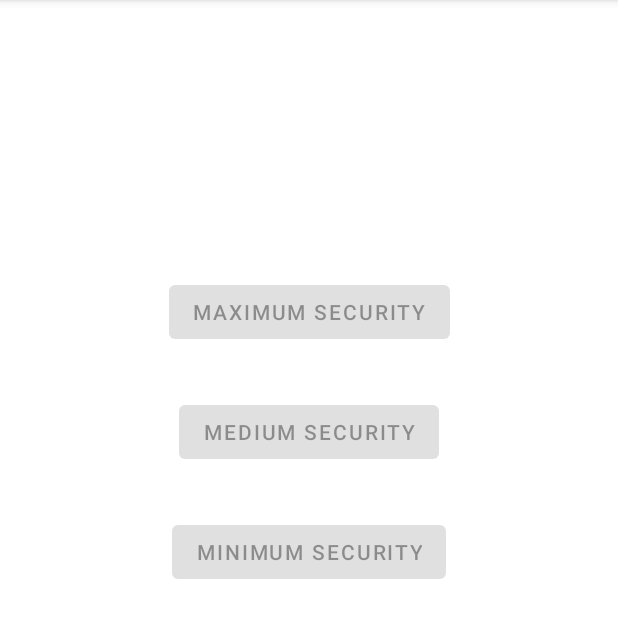
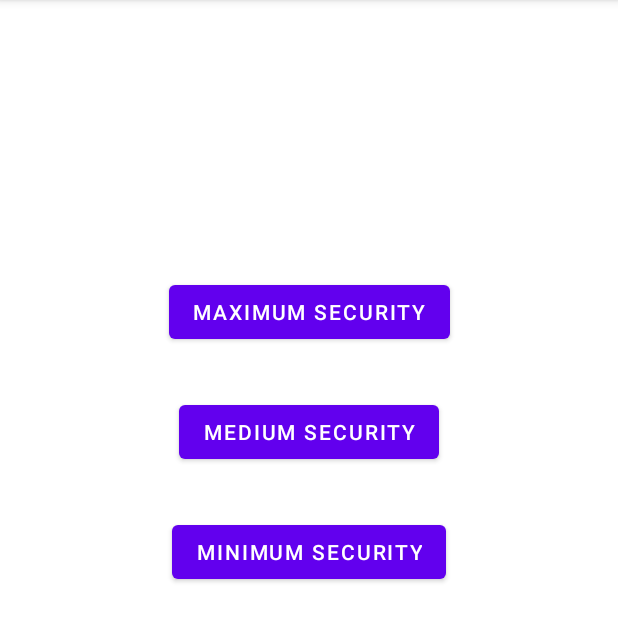
Before and after one commit to hans-arn/SYM_Labo3, an Android app: the NfcSecurity screen opened directly, with no data from a screen before it, on a phone screen of 412 x 824 dp, the part 84-726 px from its top. Run offline under Robolectric (Android 15) with nearby library versions, the phone set to English and light mode, and no system bars; 2 statements that could not run were skipped.

Commit message:
modif nfc

```diff
--- a/app/src/main/java/com/example/labo03/Nfc/Nfcbases.kt
+++ b/app/src/main/java/com/example/labo03/Nfc/Nfcbases.kt
@@ -11,6 +11,7 @@ import androidx.appcompat.app.AppCompatActivity
 import java.io.UnsupportedEncodingException
 import java.util.*
 import kotlin.experimental.and
+import kotlin.properties.Delegates
 
 /**
  * Classe de base pour l'inscription et désinscription aux event NFC selon les codes donnés dans la
@@ -21,6 +22,7 @@ open class Nfcbases : AppCompatActivity() {
     lateinit var mNfcAdapter: NfcAdapter
     // pour savoir si le tag a été scanné
     var isTagScanned = false
+    var lastScan by Delegates.notNull<Long>()
 
     /**
      * donné dans la donnée
--- a/app/src/main/java/com/example/labo03/NfcReader.kt
+++ b/app/src/main/java/com/example/labo03/NfcReader.kt
@@ -10,6 +10,7 @@ import android.widget.Button
 import android.widget.EditText
 import android.widget.TextView
 import com.example.labo03.Nfc.Nfcbases
+import java.util.*
 
 class NfcReader : Nfcbases() {
     private lateinit var mTextView      : TextView
@@ -39,13 +40,14 @@ class NfcReader : Nfcbases() {
 
         // test si le NFC est activé ou non
         if (!mNfcAdapter.isEnabled) {
-            mTextView.setText("NFC is disabled.")
+            mTextView.text = "NFC is disabled."
         }
 
         // si l'utilisateur clique sur le bouton et que le tag a été scanné on passe à la prochaine activité
         mButton.setOnClickListener {
             if (credentials.contains(Pair(email.text.toString(), password.text.toString())) and isTagScanned) {
                 intent = Intent(this, NfcSecurity::class.java)
+                intent.putExtra("scan", lastScan)
                 startActivity(intent)
             }
         }
@@ -62,6 +64,7 @@ class NfcReader : Nfcbases() {
                 mButton.setBackgroundColor(Color.GREEN);
                 // active le bouton
                 mButton.isEnabled = true
+                lastScan = Calendar.getInstance().getTime().time
             }
         };
     }
--- a/app/src/main/java/com/example/labo03/NfcSecurity.kt
+++ b/app/src/main/java/com/example/labo03/NfcSecurity.kt
@@ -5,18 +5,15 @@ import android.content.Context
 import android.content.Intent
 import android.nfc.NfcManager
 import android.os.Bundle
-import android.os.CountDownTimer
 import android.widget.Button
-import android.widget.TextView
 import android.widget.Toast
 import com.example.labo03.Nfc.Nfcbases
+import java.util.*
 
 class NfcSecurity : Nfcbases()  {
     private lateinit var maxSec : Button
     private lateinit var medSec : Button
     private lateinit var minSec : Button
-    private lateinit var text   : TextView
-    private lateinit var timer  : CountDownTimer
 
     override fun onCreate(savedInstanceState: Bundle?) {
         // initialisation de l'activité
@@ -25,54 +22,37 @@ class NfcSecurity : Nfcbases()  {
         maxSec = findViewById(R.id.MaxSecurity)
         medSec = findViewById(R.id.MediumSecurity)
         minSec = findViewById(R.id.MinSecurity)
-        text = findViewById(R.id.chrono)
+        // on récupère la date du dernier scan de l'application login, par défaut on prend le temps
+        // actuel
+        lastScan = intent.getLongExtra("scan", Calendar.getInstance().getTime().time)
 
         // recupère le contexte nfc du système
-        var manager = this.getSystemService(Context.NFC_SERVICE) as NfcManager
+        val manager = this.getSystemService(Context.NFC_SERVICE) as NfcManager
         mNfcAdapter = manager.defaultAdapter
 
         // on prépare déjà la déconnexion en cas de fin du compteur
         intent = Intent(this, NfcReader::class.java)
 
-        // débute avec un haut niveau de sécurité et on initialise le compteur à 10 secondes
-        setCountDown(10)
-
         // niveau de sécurité élévé 10 secondes
+        // si l'exigence n'est pas remplie on renvoie au login
         maxSec.setOnClickListener{
-            if(isTagScanned){
-                timer.cancel()
-                setCountDown(10)
-                resetPermission()
-            }
+            if(!isAllowed(10))
+                startActivity(intent)
         }
 
         // niveau de sécurité medium 5 secondes
+        // si plus accès on désactive le bouton
         medSec.setOnClickListener {
-            if(isTagScanned){
-                timer.cancel()
-                setCountDown(5)
-                resetPermission()
-            }
+            if(!isAllowed(5))
+                medSec.isEnabled = false
         }
 
         // niveau de sécurité faible 2 secondes
+        // si plus accès on désactive le bouton
         minSec.setOnClickListener {
-            if(isTagScanned){
-                timer.cancel()
-                setCountDown(2)
-                resetPermission()
-            }
+            if(!isAllowed(2))
+                minSec.isEnabled = false
         }
-    }
-
-    /**
-     * désactive les boutons et indique qu'on doit rescanner le tag
-     */
-    private fun resetPermission(){
-        isTagScanned = false
-        maxSec.isEnabled = false
-        medSec.isEnabled = false
-        minSec.isEnabled = false
     }
 
     @SuppressLint("SetTextI18n")
@@ -80,38 +60,31 @@ class NfcSecurity : Nfcbases()  {
         super.onNewIntent(intent)
         if (intent != null) {
             val result = handleIntent(intent)
-            if (result.equals( "test")) {
-                isTagScanned = true
-                // on active tous les boutons si le tag est scanné
+            if (result.equals("test")) {
+                // on active tous les boutons si le tag est scanné et on stocke le temps
+                lastScan = Calendar.getInstance().getTime().time
+                minSec.isEnabled = true
                 maxSec.isEnabled = true
                 medSec.isEnabled = true
-                minSec.isEnabled = true
             }
         };
     }
 
     /**
-     * Prend un temps en paramètre (en secondes)
-     * actualise le timer toutes les secondes
-     * à la fin change d'activité avec l'intent déclaré plus haut
+     * test si le dernier scan a eut lieu après le temps passer en paramètre
+     * si le temps est plus  vieux, on retourne true
      */
-    private fun setCountDown(timeInSecond : Int){
-        var initialTimer = timeInSecond
-        timer = object: CountDownTimer((timeInSecond * 1000).toLong(), 1000) {
-            // actualise le timer toutes les secondes
-            override fun onTick(millisUntilFinished: Long) {
-                text.setText("Il reste $initialTimer secondes")
-                initialTimer -= 1
-            }
-
-            // quand le timer est terminé, on repasse à la page de login
-            // et on affiche un toast de déconnexion
-            override fun onFinish() {
-                Toast.makeText(applicationContext, "déconnexion",
-                        Toast.LENGTH_LONG).show();
-                startActivity(intent)
-            }
+    private fun isAllowed(limitTime: Int): Boolean{
+        val currentTime : Long = Calendar.getInstance().getTime().time
+        val timeInSecond = (currentTime - lastScan)/1000
+        if ( timeInSecond < limitTime){
+            lastScan = currentTime
+            Toast.makeText(applicationContext, "Vous pouvez accéder à ce niveau de sécurité",
+                    Toast.LENGTH_LONG).show();
+        }else{
+            Toast.makeText(applicationContext, "Pas d'accès, dernier scan il y a $timeInSecond sec",
+                    Toast.LENGTH_LONG).show();
         }
-        timer.start()
+        return timeInSecond < limitTime
     }
 }
--- a/app/src/main/res/layout/activity_nfc_security.xml
+++ b/app/src/main/res/layout/activity_nfc_security.xml
@@ -14,7 +14,6 @@
         android:layout_marginStart="48dp"
         android:layout_marginTop="50dp"
         android:layout_marginEnd="48dp"
-        android:enabled="false"
         android:text="@string/maximum_security"
         app:layout_constraintBottom_toBottomOf="parent"
         app:layout_constraintEnd_toEndOf="parent"
@@ -30,7 +29,6 @@
         android:layout_marginStart="48dp"
         android:layout_marginTop="150dp"
         android:layout_marginEnd="48dp"
-        android:enabled="false"
         android:text="@string/medium_security"
         app:layout_constraintBottom_toBottomOf="parent"
         app:layout_constraintEnd_toEndOf="parent"
@@ -46,7 +44,6 @@
         android:layout_marginStart="48dp"
         android:layout_marginTop="250dp"
         android:layout_marginEnd="48dp"
-        android:enabled="false"
         android:text="@string/minimum_security"
         app:layout_constraintBottom_toBottomOf="parent"
         app:layout_constraintEnd_toEndOf="parent"
@@ -54,18 +51,4 @@
         app:layout_constraintTop_toTopOf="parent"
         app:layout_constraintVertical_bias="0.2" />
 
-    <TextView
-        android:id="@+id/chrono"
-        android:layout_width="wrap_content"
-        android:layout_height="wrap_content"
-        android:layout_marginStart="220dp"
-        android:layout_marginLeft="220dp"
-        android:layout_marginTop="442dp"
-        android:layout_marginEnd="220dp"
-        android:layout_marginRight="220dp"
-        app:layout_constraintEnd_toEndOf="parent"
-        app:layout_constraintHorizontal_bias="0.5"
-        app:layout_constraintStart_toStartOf="parent"
-        app:layout_constraintTop_toTopOf="parent" />
-
 </androidx.constraintlayout.widget.ConstraintLayout>
```
